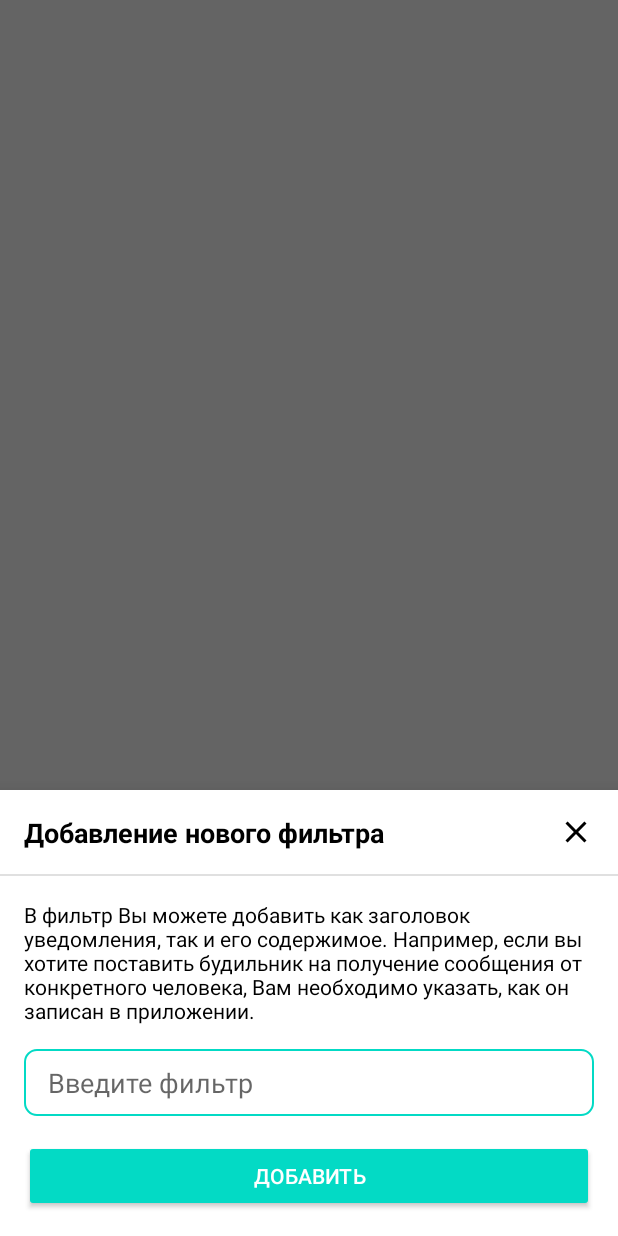
After one commit to booleanull/PushAlerts, an Android app: the fragment FilterAddBottomSheetFragment shown on its own in the app's theme, on a phone screen of 412 x 824 dp. The commit adds this screen. Run offline under Robolectric (Android 15) with nearby library versions, the phone set to English and light mode, and no system bars.

Commit message:
finish feature home

```diff
--- a/feature-home-ui/build.gradle
+++ b/feature-home-ui/build.gradle
@@ -45,6 +45,7 @@ dependencies {
     implementation 'androidx.appcompat:appcompat:1.1.0'
     implementation "com.google.android.material:material:1.3.0-alpha01"
     implementation 'androidx.core:core-ktx:1.3.0'
+    implementation 'androidx.constraintlayout:constraintlayout:1.1.3'
     implementation 'androidx.recyclerview:recyclerview:1.1.0'
 
     implementation 'ru.terrakok.cicerone:cicerone:5.0.0'
--- /dev/null
+++ b/feature-home-ui/src/main/java/com/booleanull/feature_home_ui/fragment/FilterAddBottomSheetFragment.kt
@@ -0,0 +1,60 @@
+package com.booleanull.feature_home_ui.fragment
+
+import android.os.Bundle
+import android.view.KeyEvent
+import android.view.LayoutInflater
+import android.view.View
+import android.view.ViewGroup
+import android.view.inputmethod.EditorInfo
+import com.booleanull.feature_home_ui.R
+import com.google.android.material.bottomsheet.BottomSheetDialogFragment
+import kotlinx.android.synthetic.main.fragment_filter_add_bottom_sheet.*
+
+class FilterAddBottomSheetFragment : BottomSheetDialogFragment() {
+
+    interface Delegate {
+        fun onFinished(filter: String)
+    }
+    var delegate: Delegate? = null
+
+    override fun onCreateView(
+        inflater: LayoutInflater,
+        container: ViewGroup?,
+        savedInstanceState: Bundle?
+    ): View? {
+        return inflater.inflate(R.layout.fragment_filter_add_bottom_sheet, container, false)
+    }
+
+    override fun onStart() {
+        super.onStart()
+        val touchOutsideView = dialog?.window?.decorView?.findViewById<View>(com.google.android.material.R.id.touch_outside)
+        touchOutsideView?.setOnClickListener(null)
+    }
+
+    override fun onViewCreated(view: View, savedInstanceState: Bundle?) {
+        super.onViewCreated(view, savedInstanceState)
+        filterCloseImageView.setOnClickListener {
+            dismiss()
+        }
+        filterAddButton.setOnClickListener {
+            if(!filterEditText.text.isNullOrBlank()) {
+                delegate?.onFinished(filterEditText.text.toString())
+                dismiss()
+            }
+        }
+        filterEditText.setOnEditorActionListener { v, actionId, event ->
+            if (actionId == EditorInfo.IME_ACTION_SEARCH
+                || actionId == EditorInfo.IME_ACTION_DONE
+                || event.action == KeyEvent.ACTION_DOWN
+                && event.keyCode == KeyEvent.KEYCODE_ENTER
+            ) {
+                if(!filterEditText.text.isNullOrBlank()) {
+                    delegate?.onFinished(filterEditText.text.toString())
+                    dismiss()
+                }
+                true
+            }
+            false
+        }
+    }
+}
--- a/feature-home-ui/src/main/java/com/booleanull/feature_home_ui/fragment/HomeDetailsFragment.kt
+++ b/feature-home-ui/src/main/java/com/booleanull/feature_home_ui/fragment/HomeDetailsFragment.kt
@@ -11,10 +11,13 @@ import androidx.core.view.isVisible
 import androidx.lifecycle.Observer
 import androidx.recyclerview.widget.DiffUtil
 import androidx.recyclerview.widget.ItemTouchHelper
-import com.booleanull.core_ui.*
+import com.booleanull.core_ui.ItemTouchSwipeHelper
+import com.booleanull.core_ui.Line
+import com.booleanull.core_ui.RecyclerDivider
 import com.booleanull.core_ui.base.BaseFragment
+import com.booleanull.core_ui.setChecked
+import com.booleanull.feature_home_ui.R
 import com.booleanull.feature_home_ui.adapter.FilterAdapter
-import com.booleanull.feature_home_ui.R
 import com.booleanull.feature_home_ui.viewmodel.HomeDetailsViewModel
 import com.google.android.material.appbar.AppBarLayout
 import com.google.android.material.snackbar.Snackbar
@@ -24,7 +27,6 @@ import org.koin.core.parameter.parametersOf
 import kotlin.math.abs
 import kotlin.math.max
 import kotlin.math.min
-import kotlin.random.Random
 
 
 class HomeDetailsFragment : BaseFragment() {
@@ -70,7 +72,8 @@ class HomeDetailsFragment : BaseFragment() {
         super.onViewCreated(view, savedInstanceState)
 
         toolbar.navigationIcon =
-            ContextCompat.getDrawable(requireContext(),
+            ContextCompat.getDrawable(
+                requireContext(),
                 R.drawable.ic_arrow_back
             )
         toolbar.setNavigationOnClickListener { onBackPressed() }
@@ -87,9 +90,12 @@ class HomeDetailsFragment : BaseFragment() {
         filterRecyclerView.adapter = filterAdapter
         filterRecyclerView.addItemDecoration(
             RecyclerDivider(
-                line = Line(0, 0, 1, ContextCompat.getColor(requireContext(),
-                    R.color.colorDivider
-                ))
+                line = Line(
+                    0, 0, 1, ContextCompat.getColor(
+                        requireContext(),
+                        R.color.colorDivider
+                    )
+                )
             )
         )
         ItemTouchHelper(ItemTouchSwipeHelper(filterAdapter)).attachToRecyclerView(filterRecyclerView)
@@ -111,8 +117,16 @@ class HomeDetailsFragment : BaseFragment() {
         }
 
         fab.setOnClickListener {
-            val rand = Random.nextInt(0, 100).toString()
-            viewModel.addFilter(rand)
+            FilterAddBottomSheetFragment()
+                .apply {
+                    delegate = object : FilterAddBottomSheetFragment.Delegate {
+                        override fun onFinished(filter: String) {
+                            viewModel.addFilter(filter)
+                        }
+                    }
+                }.also {
+                    it.showNow(childFragmentManager, FilterAddBottomSheetFragment::class.simpleName)
+                }
         }
 
         filterOverlapLayout.setOnClickListener { }
--- /dev/null
+++ b/feature-home-ui/src/main/res/layout/fragment_filter_add_bottom_sheet.xml
@@ -0,0 +1,87 @@
+<?xml version="1.0" encoding="utf-8"?>
+<FrameLayout xmlns:android="http://schemas.android.com/apk/res/android"
+    xmlns:app="http://schemas.android.com/apk/res-auto"
+    android:id="@+id/bottomSheet"
+    android:layout_width="match_parent"
+    android:layout_height="wrap_content"
+    android:background="@android:color/white"
+    android:orientation="vertical">
+
+    <androidx.constraintlayout.widget.ConstraintLayout
+        android:layout_width="match_parent"
+        android:layout_height="wrap_content">
+
+        <TextView
+            android:id="@+id/titleTextView"
+            android:layout_width="match_parent"
+            android:layout_height="56dp"
+            android:background="@android:color/white"
+            android:gravity="center_vertical"
+            android:padding="16dp"
+            android:text="@string/AddNewFilter"
+            android:textColor="@android:color/black"
+            android:textSize="18sp"
+            android:textStyle="bold"
+            app:layout_constraintTop_toTopOf="parent" />
+
+        <ImageView
+            android:id="@+id/filterCloseImageView"
+            android:layout_width="24dp"
+            android:layout_height="24dp"
+            android:layout_margin="16dp"
+            android:background="?attr/selectableItemBackground"
+            android:src="@drawable/ic_close"
+            app:layout_constraintBottom_toBottomOf="@id/titleTextView"
+            app:layout_constraintEnd_toEndOf="parent"
+            app:layout_constraintTop_toTopOf="@id/titleTextView" />
+
+        <View
+            android:id="@+id/titleDividerView"
+            android:layout_width="match_parent"
+            android:layout_height="1dp"
+            android:background="@color/colorDivider"
+            app:layout_constraintTop_toBottomOf="@id/titleTextView" />
+
+        <TextView
+            android:id="@+id/descriptionTextView"
+            android:layout_width="match_parent"
+            android:layout_height="wrap_content"
+            android:layout_margin="16dp"
+            android:text="@string/FilterDescription"
+            android:textColor="@android:color/black"
+            app:layout_constraintTop_toBottomOf="@id/titleDividerView" />
+
+        <EditText
+            android:id="@+id/filterEditText"
+            android:layout_width="match_parent"
+            android:layout_height="wrap_content"
+            android:layout_margin="16dp"
+            android:background="@drawable/custom_edittext_selector"
+            android:hint="@string/EnterFilter"
+            android:inputType="text|textNoSuggestions"
+            android:paddingStart="16dp"
+            android:paddingTop="10dp"
+            android:paddingEnd="16dp"
+            android:paddingBottom="10dp"
+            android:singleLine="true"
+            android:textColor="@android:color/black"
+            app:layout_constraintTop_toBottomOf="@id/descriptionTextView" />
+
+        <Button
+            android:id="@+id/filterAddButton"
+            style="@style/Widget.AppCompat.Button.Colored"
+            android:layout_width="match_parent"
+            android:layout_height="wrap_content"
+            android:layout_margin="16dp"
+            android:backgroundTint="@color/colorAccent"
+            android:text="@string/Add"
+            app:layout_constraintTop_toBottomOf="@id/filterEditText" />
+
+        <View
+            android:layout_width="match_parent"
+            android:layout_height="16dp"
+            app:layout_constraintTop_toBottomOf="@id/filterAddButton" />
+
+    </androidx.constraintlayout.widget.ConstraintLayout>
+
+</FrameLayout>
--- a/feature-home-ui/src/main/res/values/strings.xml
+++ b/feature-home-ui/src/main/res/values/strings.xml
@@ -6,7 +6,10 @@
     <string name="TurnOnFilter">Включить фильтрацию</string>
     <string name="MainSection">Основное</string>
     <string name="OptionalSection">Дополнительное</string>
-    <string name="AddNewFilter">Добавить новый фильтр</string>
+    <string name="AddNewFilter">Добавление нового фильтра</string>
     <string name="RemoveFilter">Фильтр \"%1$s\" был удален</string>
     <string name="ErrorText">Упс! Что-то пошло не так, попробуйте снова</string>
+    <string name="EnterFilter">Введите фильтр</string>
+    <string name="Add">Добавить</string>
+    <string name="FilterDescription">В фильтр Вы можете добавить как заголовок уведомления, так и его содержимое. Например, если вы хотите поставить будильник на получение сообщения от конкретного человека, Вам необходимо указать, как он записан в приложении.</string>
 </resources>
--- /dev/null
+++ b/resources/src/main/res/drawable/custom_edittext_normal.xml
@@ -0,0 +1,11 @@
+<?xml version="1.0" encoding="utf-8"?>
+<shape xmlns:android="http://schemas.android.com/apk/res/android"
+    android:shape="rectangle">
+    <solid android:color="@android:color/white"/>
+    <stroke android:width="1dp" android:color="@color/colorDivider" />
+    <corners
+        android:bottomRightRadius="8dp"
+        android:bottomLeftRadius="8dp"
+        android:topLeftRadius="8dp"
+        android:topRightRadius="8dp"/>
+</shape>
--- /dev/null
+++ b/resources/src/main/res/drawable/custom_edittext_selected.xml
@@ -0,0 +1,11 @@
+<?xml version="1.0" encoding="utf-8"?>
+<shape xmlns:android="http://schemas.android.com/apk/res/android"
+    android:shape="rectangle">
+    <solid android:color="@android:color/white"/>
+    <stroke android:width="1dp" android:color="@color/colorAccent" />
+    <corners
+        android:bottomRightRadius="8dp"
+        android:bottomLeftRadius="8dp"
+        android:topLeftRadius="8dp"
+        android:topRightRadius="8dp"/>
+</shape>
--- /dev/null
+++ b/resources/src/main/res/drawable/custom_edittext_selector.xml
@@ -0,0 +1,5 @@
+<?xml version="1.0" encoding="utf-8"?>
+<selector xmlns:android="http://schemas.android.com/apk/res/android">
+    <item android:drawable="@drawable/custom_edittext_selected" android:state_focused="true"/>
+    <item android:drawable="@drawable/custom_edittext_normal" android:state_focused="false"/>
+</selector>
```
